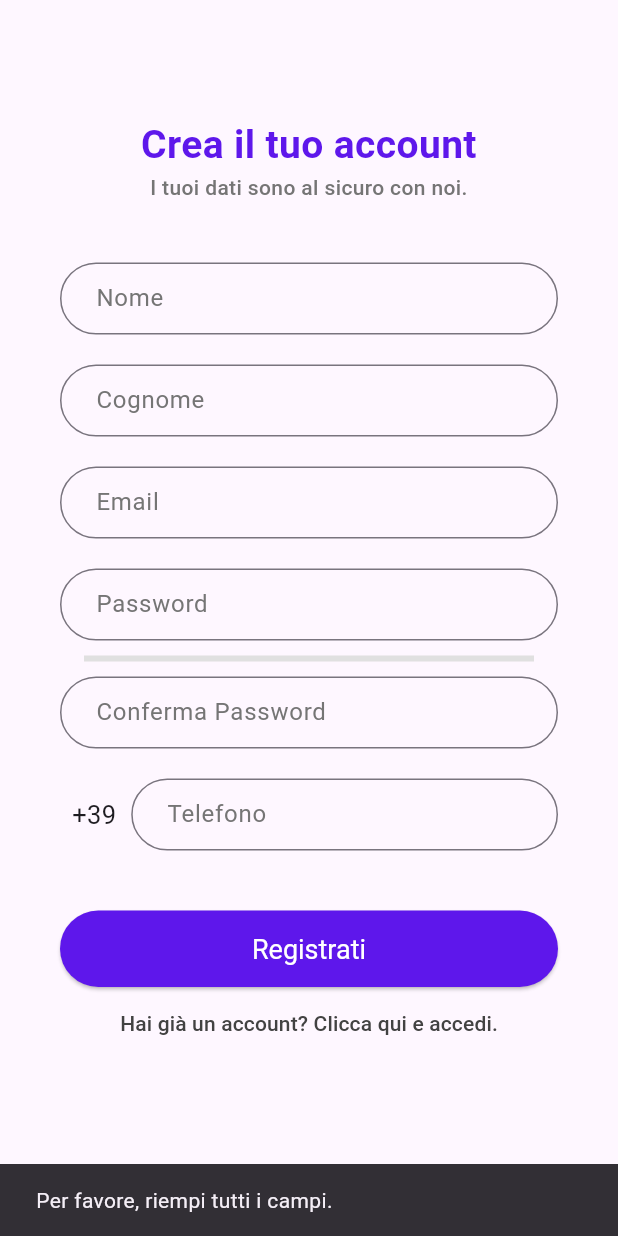
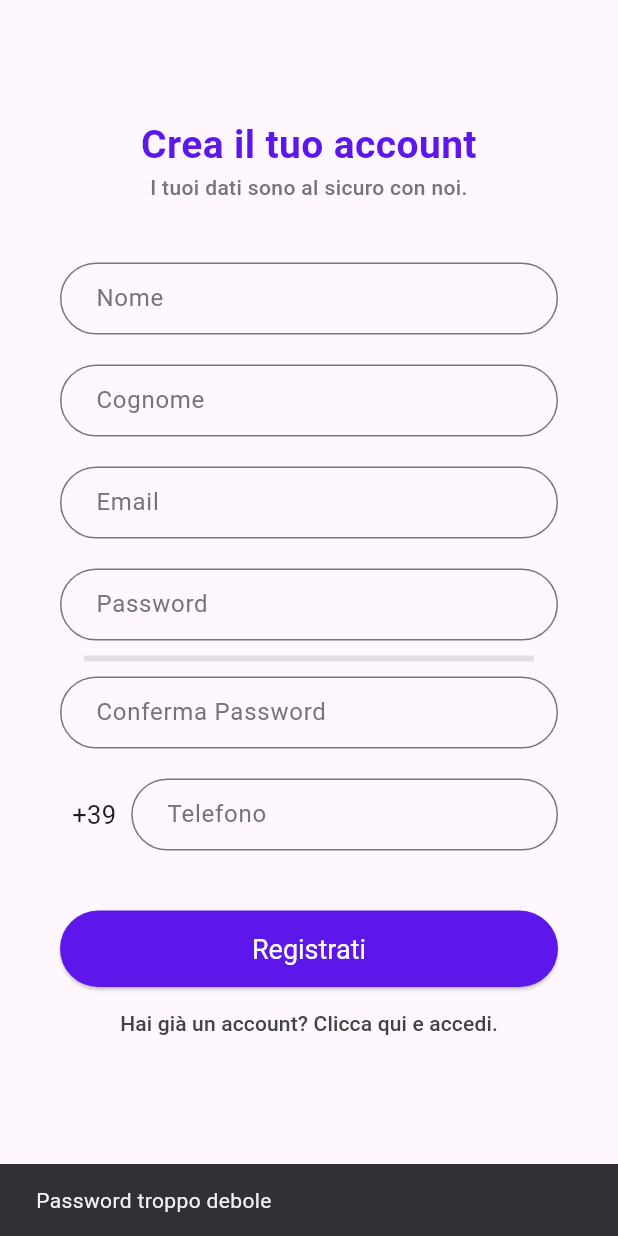
Before and after one commit to lorenzopanero/fusandafe, a Flutter app: the RegistrationScreen screen opened by its route, after a tap on "Registrati", on a phone screen of 412 x 824 dp. Run offline on Flutter 3.47's test engine with Material 3 defaults, Android fonts, the light colour scheme and no system bars; our stand-ins replace cloud_firestore, firebase_auth, firebase_core, qr_flutter, shared_preferences, table_calendar; missing offline and left inert: firebase_app_check, qr_code_scanner; accounts and stored records are empty.

Commit message:
Update button label in EventiScreen and add password strength validation in RegistrationScreen

```diff
--- a/lib/screens/eventi_screen.dart
+++ b/lib/screens/eventi_screen.dart
@@ -419,7 +419,7 @@ class _EventiScreenState extends State<EventiScreen> {
                     _showFavorites = !_showFavorites;
                   });
                 },
-                child: Text('Salvati'),
+                child: Text('Preferiti'),
               ),
             ),
           Padding(
--- a/lib/screens/registration_screen.dart
+++ b/lib/screens/registration_screen.dart
@@ -230,7 +230,15 @@ class _RegistrationScreenState extends State<RegistrationScreen> {
                   _isLoading
                       ? CircularProgressIndicator()
                       : ElevatedButton(
-                          onPressed: _register,
+                          onPressed: () {
+                            if (_passwordStrength < 0.75) {
+                              ScaffoldMessenger.of(context).showSnackBar(
+                                SnackBar(content: Text('Password troppo debole')),
+                              );
+                            } else {
+                              _register();
+                            }
+                          },
                           style: ElevatedButton.styleFrom(
                             backgroundColor: const Color(0xFF5E17EB), // Background color
                             foregroundColor: Colors.white, // Text color
```
